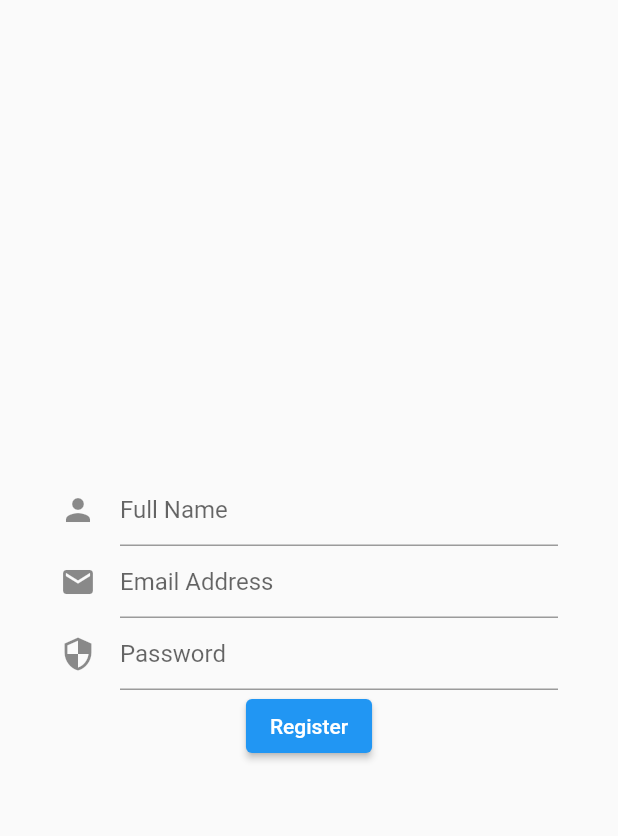
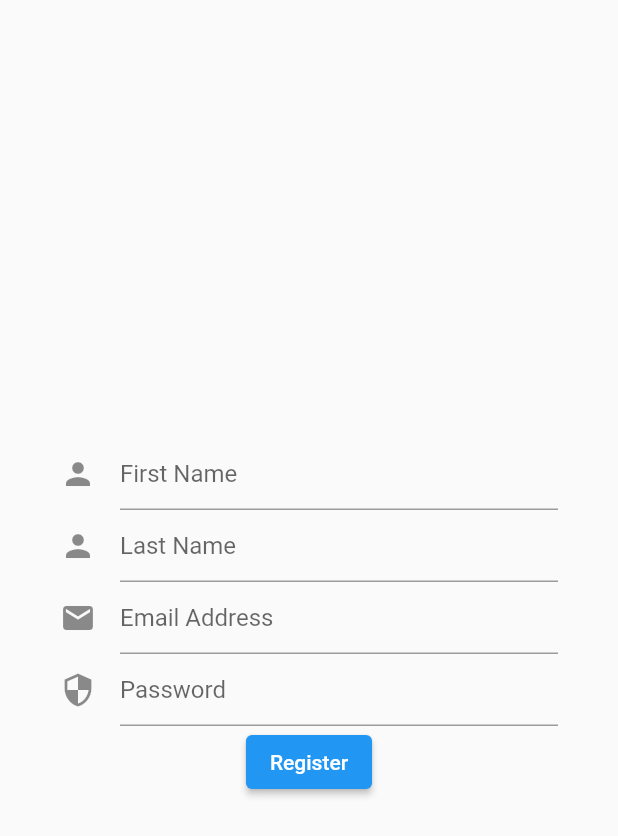
Before and after one commit to repsajanboy/dream-app-bloc, a Flutter app: the RegisterPage screen opened by its route, on a phone screen of 412 x 824 dp. Shown: the top 836 px of the screen. Run offline on Flutter 3.47's test engine with Material 2 defaults, Android fonts, the light colour scheme and no system bars; our stand-ins replace bloc, dio, email_validator, equatable, flutter_bloc, fluttertoast and 2 more; accounts and stored records are empty; statements that could not run were skipped.

Commit message:
firstname and lastname implementation, and autovalidatemode

```diff
--- a/lib/presentation/login/view/widgets/login_form.dart
+++ b/lib/presentation/login/view/widgets/login_form.dart
@@ -12,6 +12,7 @@ class LoginForm extends StatelessWidget {
   Widget build(BuildContext context) {
     return Form(
       key: _formKey,
+      autovalidateMode: AutovalidateMode.onUserInteraction,
       child: Padding(
         padding: const EdgeInsets.symmetric(horizontal: 40),
         child: Column(
--- a/lib/presentation/register/bloc/register_event.dart
+++ b/lib/presentation/register/bloc/register_event.dart
@@ -4,10 +4,16 @@ part of 'register_bloc.dart';
 abstract class RegisterEvent {}
 
 
-class RegisterNameChanged extends RegisterEvent {
-  final String? name;
+class RegisterFirstNameChanged extends RegisterEvent {
+  final String? firstName;
 
-  RegisterNameChanged({this.name});
+  RegisterFirstNameChanged({this.firstName});
+}
+
+class RegisterLastNameChanged extends RegisterEvent {
+  final String? lastName;
+
+  RegisterLastNameChanged({this.lastName});
 }
 
 class RegisterEmailChanged extends RegisterEvent {
--- a/lib/presentation/register/bloc/register_state.dart
+++ b/lib/presentation/register/bloc/register_state.dart
@@ -1,28 +1,33 @@
 part of 'register_bloc.dart';
 
 class RegisterState {
-  final String name;
-  bool get isNameNotEmpty => name.isNotEmpty;
+  final String firstName;
+  bool get isFirstNameNotEmpty => firstName.isNotEmpty;
+  final String lastName;
+  bool get isLastNameNotEmpty => lastName.isNotEmpty;
   final String email;
   final String password;
   bool get isValidPassword => password.length > 6;
   final FormSubmissionStatus formStatus;
 
   RegisterState({
-    this.name = '',
+    this.firstName = '',
+    this.lastName = '',
     this.email = '',
     this.password = '',
     this.formStatus = const InitialFormStatus(),
   });
 
   RegisterState copyWith({
-    String? name,
+    String? firstName,
+    String? lastName,
     String? email,
     String? password,
     FormSubmissionStatus? formStatus,
   }) {
     return RegisterState(
-      name: name ?? this.name,
+      firstName: firstName ?? this.firstName,
+      lastName: lastName ?? this.lastName,
       email: email ?? this.email,
       password:  password ?? this.password,
       formStatus: formStatus ?? this.formStatus,
--- a/lib/presentation/register/view/widget/register_form.dart
+++ b/lib/presentation/register/view/widget/register_form.dart
@@ -10,12 +10,14 @@ class RegisterForm extends StatelessWidget {
   Widget build(BuildContext context) {
     return Form(
       key: _formKey,
+      autovalidateMode: AutovalidateMode.onUserInteraction,
       child: Padding(
         padding: const EdgeInsets.symmetric(horizontal: 40),
         child: Column(
           mainAxisAlignment: MainAxisAlignment.center,
           children: [
-            _nameField(),
+            _firstNameField(),
+            _lastNameField(),
             _emailField(),
             _passwordField(),
             _registerButton(context),
@@ -25,17 +27,34 @@ class RegisterForm extends StatelessWidget {
     );
   }
 
-  Widget _nameField() {
+  Widget _firstNameField() {
     return BlocBuilder<RegisterBloc, RegisterState>(
       builder: (context, state) {
         return TextFormField(
           decoration: const InputDecoration(
             icon: Icon(Icons.person),
-            hintText: 'Full Name',
+            hintText: 'First Name',
           ),
-          validator: (value) => state.isNameNotEmpty ? null : 'Please enter your name.',
+          validator: (value) => state.isFirstNameNotEmpty ? null : 'Please enter your name.',
           onChanged: (value) {
-            context.read<RegisterBloc>().add(RegisterNameChanged(name: value));
+            context.read<RegisterBloc>().add(RegisterFirstNameChanged(firstName: value));
+          },
+        );
+      },
+    );
+  }
+
+  Widget _lastNameField() {
+    return BlocBuilder<RegisterBloc, RegisterState>(
+      builder: (context, state) {
+        return TextFormField(
+          decoration: const InputDecoration(
+            icon: Icon(Icons.person),
+            hintText: 'Last Name',
+          ),
+          validator: (value) => state.isLastNameNotEmpty ? null : 'Please enter your name.',
+          onChanged: (value) {
+            context.read<RegisterBloc>().add(RegisterLastNameChanged(lastName: value));
           },
         );
       },
--- a/lib/repositories/auth_repository.dart
+++ b/lib/repositories/auth_repository.dart
@@ -24,9 +24,10 @@ class AuthorizationRepository {
     }
   }
 
-  Future<dynamic> register(String name, String email, String password) async {
+  Future<dynamic> register(String firstName, String lastName, String email, String password) async {
     final registerObj = {
-      "name": name,
+      "firstName": firstName,
+      "lastName": lastName,
       "email": email,
       "password": password,
     };
```
Also changed, not shown: lib/presentation/register/bloc/register_bloc.dart (+5 -3 lines).
